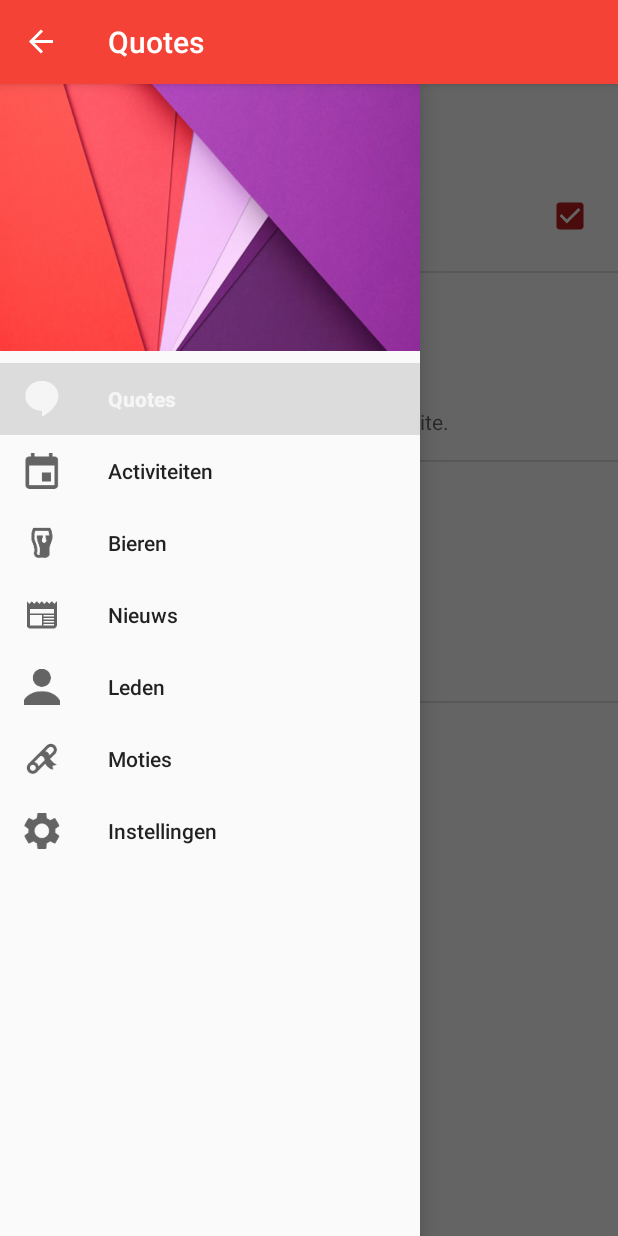
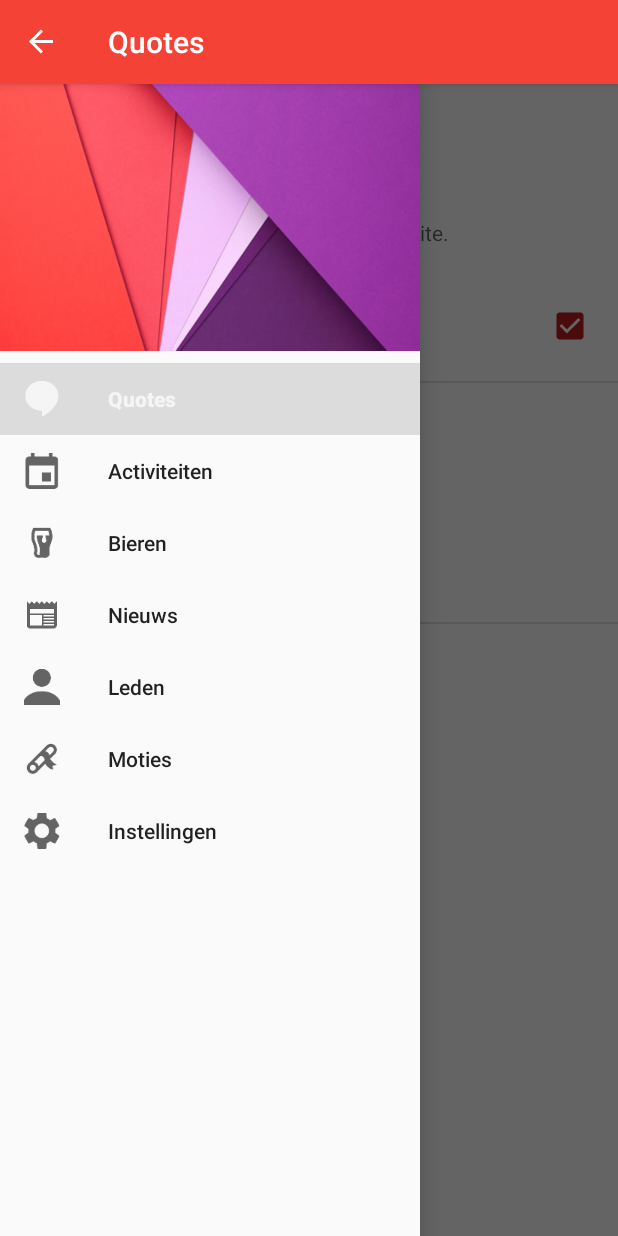
Before and after one commit to DispuutHamers/hamersapp, an Android app: the fragment SettingsFragment placed in its activity, with the side drawer open, on a phone screen of 412 x 824 dp. Run offline under Robolectric (Android 15) with nearby library versions, the phone set to English and light mode, and no system bars; our stand-ins replace CircleImageView, Volley, androidx.preference; libraries missing offline, so code that uses them is left out: com.nostra13.universalimageloader; network calls fail; 5 statements that could not run were skipped.

Commit message:
Small preferences cleanup

```diff
--- a/hamersapp/src/main/res/xml/preferences.xml
+++ b/hamersapp/src/main/res/xml/preferences.xml
@@ -1,44 +1,40 @@
 <?xml version="1.0" encoding="utf-8"?>
 <PreferenceScreen xmlns:android="http://schemas.android.com/apk/res/android"
-                  android:orientation="vertical"
     android:layout_width="match_parent"
-                  android:layout_height="match_parent">
-    <PreferenceCategory
-            android:title="@string/pushnotifications">
+    android:layout_height="match_parent"
+    android:orientation="vertical">
+    <PreferenceCategory android:title="@string/general">
+        <EditTextPreference
+            android:hint="@string/apikey_hint"
+            android:inputType="textMultiLine"
+            android:key="apikey"
+            android:summary="@string/apikey_summary"
+            android:title="API Key" />
         <CheckBoxPreference
-            android:title="@string/push_title"
             android:defaultValue="true"
             android:key="pushPref"
+            android:summaryOff="@string/pref_summaryOff"
             android:summaryOn="@string/pref_summaryOn"
-                android:summaryOff="@string/pref_summaryOff"/>
+            android:title="@string/push_title" />
     </PreferenceCategory>
-    <PreferenceCategory
-            android:title="@string/apikey_category">
-        <EditTextPreference
-            android:title="API Key"
-                android:summary="@string/apikey_summary"
-                android:key="apikey"
-                android:inputType="textMultiLine"
-                android:hint="@string/apikey_hint"/>
-    </PreferenceCategory>
-    <PreferenceCategory
-            android:title="@string/sorting_category">
+    <PreferenceCategory android:title="@string/sorting_category">
         <ListPreference
-                android:title="Leden sorteren"
-                android:key="userSort"
             android:defaultValue="none"
             android:entries="@array/usersort_array"
-                android:entryValues="@array/usersort_array_values"/>
+            android:entryValues="@array/usersort_array_values"
+            android:key="userSort"
+            android:title="Leden sorteren" />
         <ListPreference
-                android:title="Bier sorteren"
-                android:key="beerSort"
             android:defaultValue="datumASC"
             android:entries="@array/beersort_array"
-                android:entryValues="@array/beersort_array_values"/>
+            android:entryValues="@array/beersort_array_values"
+            android:key="beerSort"
+            android:title="Bier sorteren" />
     </PreferenceCategory>
 
-    <PreferenceCategory
-        android:title="@string/other_category">
-        <Preference android:title="@string/clear_image_cache_setting" android:key="clear_image_cache"/>
+    <PreferenceCategory android:title="@string/other_category">
+        <Preference
+            android:key="clear_image_cache"
+            android:title="@string/clear_image_cache_setting" />
     </PreferenceCategory>
 </PreferenceScreen>
```
Lines whose indentation alone changed are shown as unchanged.
